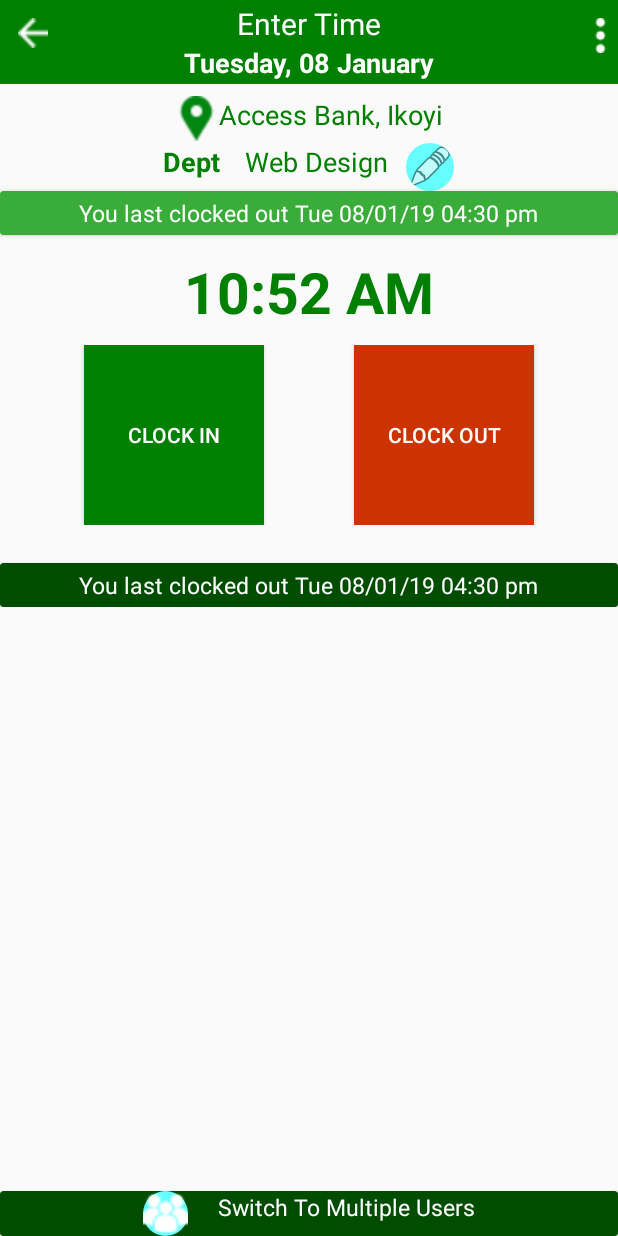
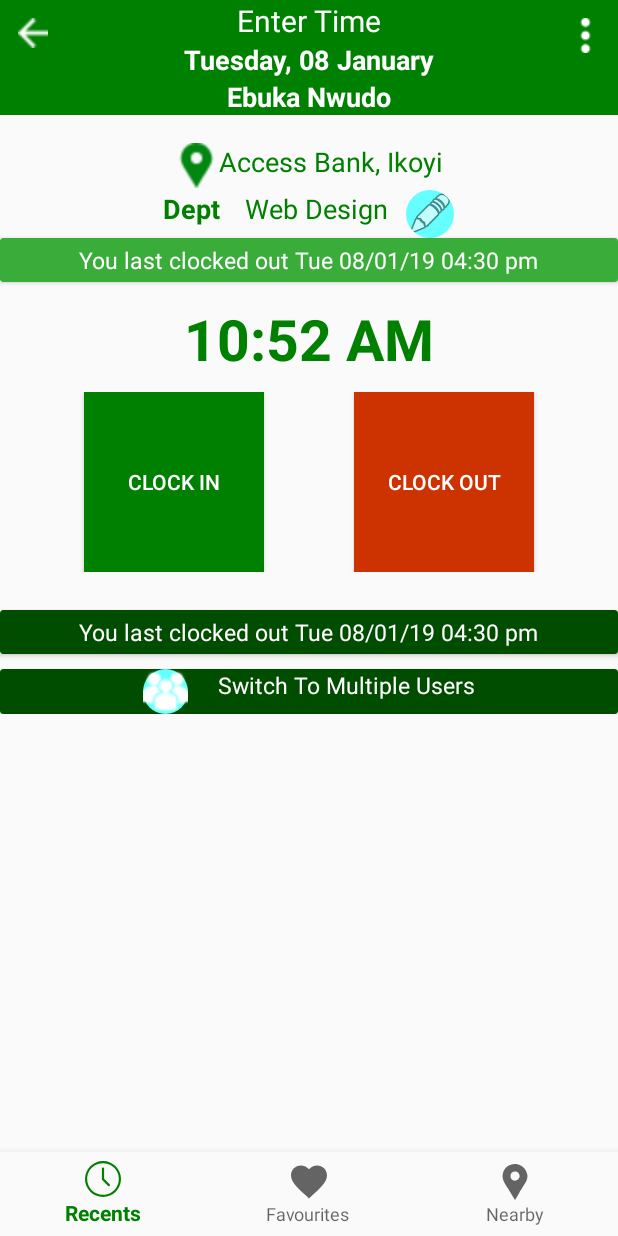
Before and after one commit to nwudoebuka/trans, an Android app: the layout activity_clockin.xml on its own in the app's theme, with its tools: preview values and no code run, on a phone screen of 412 x 824 dp. Run offline under Robolectric (Android 15) with nearby library versions, the phone set to English and light mode, and no system bars.

Commit message:
Update res

```diff
--- a/app/build.gradle
+++ b/app/build.gradle
@@ -9,6 +9,7 @@ android {
         versionCode 1
         versionName "1.0"
         testInstrumentationRunner "android.support.test.runner.AndroidJUnitRunner"
+        vectorDrawables.useSupportLibrary = true
     }
     buildTypes {
         release {
@@ -22,6 +23,7 @@ dependencies {
     implementation fileTree(dir: 'libs', include: ['*.jar'])
     implementation 'com.android.support:appcompat-v7:27.1.1'
     implementation 'com.android.support.constraint:constraint-layout:1.1.3'
+    implementation 'com.android.support:support-vector-drawable:27.1.1'
     testImplementation 'junit:junit:4.12'
     androidTestImplementation 'com.android.support.test:runner:1.0.2'
     androidTestImplementation 'com.android.support.test.espresso:espresso-core:3.0.2'
--- /dev/null
+++ b/app/src/main/res/drawable/favourites.xml
@@ -0,0 +1,11 @@
+<?xml version="1.0" encoding="utf-8"?>
+<vector xmlns:android="http://schemas.android.com/apk/res/android"
+    android:width="510dp"
+    android:height="510dp"
+    android:viewportWidth="510"
+    android:viewportHeight="510">
+
+    <path
+        android:fillColor="#000000"
+        android:pathData="M255,489.6l-35.7-35.7C86.7,336.6,0,257.55,0,160.65C0,81.6,61.2,20.4,140.25,20.4c43.35,0,86.7,20.4,114.75,53.55 C283.05,40.8,326.4,20.4,369.75,20.4C448.8,20.4,510,81.6,510,160.65c0,96.9-86.7,175.95-219.3,293.25L255,489.6z" />
+</vector>
--- /dev/null
+++ b/app/src/main/res/drawable/locationdrwbl.xml
@@ -0,0 +1,11 @@
+<?xml version="1.0" encoding="utf-8"?>
+<vector xmlns:android="http://schemas.android.com/apk/res/android"
+    android:width="430.114dp"
+    android:height="430.114dp"
+    android:viewportWidth="430.114"
+    android:viewportHeight="430.114">
+
+    <path
+        android:fillColor="#000000"
+        android:pathData="M356.208,107.051c-1.531-5.738-4.64-11.852-6.94-17.205C321.746,23.704,261.611,0,213.055,0 C148.054,0,76.463,43.586,66.905,133.427v18.355c0,0.766,0.264,7.647,0.639,11.089c5.358,42.816,39.143,88.32,64.375,131.136 c27.146,45.873,55.314,90.999,83.221,136.106c17.208-29.436,34.354-59.259,51.17-87.933c4.583-8.415,9.903-16.825,14.491-24.857 c3.058-5.348,8.9-10.696,11.569-15.672c27.145-49.699,70.838-99.782,70.838-149.104v-20.262 C363.209,126.938,356.581,108.204,356.208,107.051z M214.245,199.193c-19.107,0-40.021-9.554-50.344-35.939 c-1.538-4.2-1.414-12.617-1.414-13.388v-11.852c0-33.636,28.56-48.932,53.406-48.932c30.588,0,54.245,24.472,54.245,55.06 C270.138,174.729,244.833,199.193,214.245,199.193z" />
+</vector>
--- /dev/null
+++ b/app/src/main/res/drawable/recent.xml
@@ -0,0 +1,14 @@
+<?xml version="1.0" encoding="utf-8"?>
+<vector xmlns:android="http://schemas.android.com/apk/res/android"
+    android:width="612dp"
+    android:height="612dp"
+    android:viewportWidth="612"
+    android:viewportHeight="612">
+
+    <path
+        android:fillColor="#000000"
+        android:pathData="M587.572,186.881c-32.266-75.225-87.096-129.934-162.949-162.285C386.711,8.427,346.992,0.168,305.497,0.168 c-41.488,0-80.914,8.181-118.784,24.428C111.488,56.861,56.415,111.535,24.092,186.881C7.895,224.629,0,264.176,0,305.664 c0,41.496,7.895,81.371,24.092,119.127c32.323,75.346,87.403,130.348,162.621,162.621c37.877,16.247,77.295,24.42,118.784,24.42 c41.489,0,81.214-8.259,119.12-24.42c75.853-32.352,130.683-87.403,162.956-162.621C603.819,386.914,612,347.16,612,305.664 C612,264.176,603.826,224.757,587.572,186.881z M538.724,440.853c-24.021,41.195-56.929,73.876-98.375,98.039 c-41.195,24.021-86.332,36.135-134.845,36.135c-36.47,0-71.27-7.024-104.4-21.415c-33.129-14.384-61.733-33.294-85.661-57.215 c-23.928-23.928-42.973-52.811-57.214-85.997c-14.199-33.065-21.08-68.258-21.08-104.735c0-48.52,11.921-93.428,35.807-134.509 c23.971-41.231,56.886-73.947,98.039-98.04c41.146-24.092,85.99-36.142,134.502-36.142c48.52,0,93.649,12.121,134.845,36.142 c41.446,24.164,74.283,56.879,98.375,98.039c24.092,41.153,36.135,85.99,36.135,134.509 C574.852,354.185,562.888,399.399,538.724,440.853z" />
+    <path
+        android:fillColor="#000000"
+        android:pathData="M324.906,302.988V129.659c0-10.372-9.037-18.738-19.41-18.738c-9.701,0-18.403,8.366-18.403,18.738v176.005 c0,0.336,0.671,1.678,0.671,2.678c-0.671,6.024,1.007,11.043,5.019,15.062l100.053,100.046c6.695,6.695,19.073,6.695,25.763,0 c7.694-7.695,7.188-18.86,0-26.099L324.906,302.988z" />
+</vector>
--- a/app/src/main/res/layout/activity_clockin.xml
+++ b/app/src/main/res/layout/activity_clockin.xml
@@ -50,6 +50,19 @@
                 android:textStyle="bold"
                 android:textColor="#ffffff"
                 />
+            <TextView
+                android:id="@+id/textView15"
+                android:layout_width="wrap_content"
+                android:layout_height="wrap_content"
+                android:layout_alignParentTop="true"
+                android:layout_centerHorizontal="true"
+                android:layout_gravity="center_horizontal"
+                android:text="Ebuka Nwudo"
+                android:textSize="18dp"
+                android:textStyle="bold"
+                android:textColor="#ffffff"
+                />
+
         </LinearLayout>
         </LinearLayout>
     </android.support.v7.widget.Toolbar>
@@ -69,6 +82,7 @@
         android:layout_width="wrap_content"
         android:layout_height="wrap_content"
         android:layout_alignParentEnd="true"
+        android:layout_marginRight="10dp"
         android:layout_alignTop="@+id/imageView3"
         app:srcCompat="@drawable/menu" />
 
@@ -76,7 +90,8 @@
     <android.support.v4.widget.NestedScrollView
         android:layout_height="match_parent"
         android:layout_width="match_parent"
-        android:layout_marginTop="?attr/actionBarSize"
+        android:layout_marginTop="87dp"
+        android:layout_above="@+id/navigation"
         >
         <LinearLayout
             android:layout_width="fill_parent"
@@ -208,7 +223,7 @@
 
 
                 <Button
-                    android:id="@+id/button"
+                    android:id="@+id/clockinbtn"
                     android:layout_width="120dp"
                     android:layout_height="120dp"
                     android:layout_marginLeft="50dp"
@@ -218,7 +233,7 @@
                     android:textColor="#ffffff"/>
 
                 <Button
-                    android:id="@+id/button3"
+                    android:id="@+id/clockoutbtn"
                     android:layout_width="120dp"
                     android:layout_height="120dp"
                     android:layout_marginLeft="30dp"
@@ -234,6 +249,7 @@
                 android:layout_width="match_parent"
                 android:layout_height="match_parent"
                 android:layout_marginTop="25dp"
+                android:id="@+id/card1"
                 app:cardBackgroundColor="#004d00"
                 >
 
@@ -252,17 +268,13 @@
                     />
             </android.support.v7.widget.CardView>
 
-
-        </LinearLayout>
-
-    </android.support.v4.widget.NestedScrollView>
-
-
             <android.support.v7.widget.CardView
                 android:layout_width="match_parent"
                 android:layout_height="wrap_content"
                 app:cardBackgroundColor="#004d00"
                 android:layout_alignParentBottom="true"
+                android:layout_below="@+id/card1"
+                android:layout_marginTop="10dp"
                 >
                 <LinearLayout
                     android:layout_width="fill_parent"
@@ -292,6 +304,30 @@
                         android:textSize="15dp"
                         android:textColor="#ffffff"
                         />
+
+
                 </LinearLayout>
             </android.support.v7.widget.CardView>
+
+
+        </LinearLayout>
+
+    </android.support.v4.widget.NestedScrollView>
+
+
+
+
+
+    <android.support.design.widget.BottomNavigationView
+        android:id="@+id/navigation"
+        android:layout_width="match_parent"
+        android:layout_height="wrap_content"
+        android:layout_alignParentBottom="true"
+        android:layout_marginEnd="0dp"
+        android:layout_marginStart="0dp"
+        android:background="?android:attr/windowBackground"
+        app:layout_constraintBottom_toBottomOf="parent"
+        app:layout_constraintLeft_toLeftOf="parent"
+        app:layout_constraintRight_toRightOf="parent"
+        app:menu="@menu/navigation" />
 </RelativeLayout>
--- /dev/null
+++ b/app/src/main/res/menu/navigation.xml
@@ -0,0 +1,19 @@
+<?xml version="1.0" encoding="utf-8"?>
+<menu xmlns:android="http://schemas.android.com/apk/res/android">
+
+    <item
+        android:id="@+id/navigation_home"
+        android:icon="@drawable/recent"
+        android:title="Recents" />
+
+    <item
+        android:id="@+id/navigation_dashboard"
+        android:icon="@drawable/favourites"
+        android:title="Favourites" />
+
+    <item
+        android:id="@+id/navigation_notifications"
+        android:icon="@drawable/locationdrwbl"
+        android:title="Nearby" />
+
+</menu>
--- /dev/null
+++ b/app/src/main/res/values/dimens.xml
@@ -0,0 +1,5 @@
+<resources>
+    <!-- Default screen margins, per the Android Design guidelines. -->
+    <dimen name="activity_horizontal_margin">16dp</dimen>
+    <dimen name="activity_vertical_margin">16dp</dimen>
+</resources>
--- a/app/src/main/res/values/strings.xml
+++ b/app/src/main/res/values/strings.xml
@@ -1,3 +1,7 @@
 <resources>
     <string name="app_name">Agonaika</string>
+    <string name="title_activity_changedept">Changedept</string>
+    <string name="title_home">Home</string>
+    <string name="title_dashboard">Dashboard</string>
+    <string name="title_notifications">Notifications</string>
 </resources>
```
Also changed, not shown: app/src/main/AndroidManifest.xml (+6 -1 lines), app/src/main/java/com/agonaika/agonaika/Changedept.java (added, +44 -0 lines), app/src/main/java/com/agonaika/agonaika/Clockin.java (+29 -0 lines), app/src/main/java/com/agonaika/agonaika/CustomDialogClass.java (added, +32 -0 lines), app/src/main/res/drawable/ic_dashboard_black_24dp.xml (added, +9 -0 lines), app/src/main/res/drawable/ic_home_black_24dp.xml (added, +9 -0 lines), app/src/main/res/drawable/ic_notifications_black_24dp.xml (added, +9 -0 lines), app/src/main/res/layout/activity_changedept.xml (added, +234 -0 lines), app/src/main/res/layout/custom_dialogue.xml (added, +49 -0 lines), 1 other file. Lines whose indentation alone changed are shown as unchanged.
